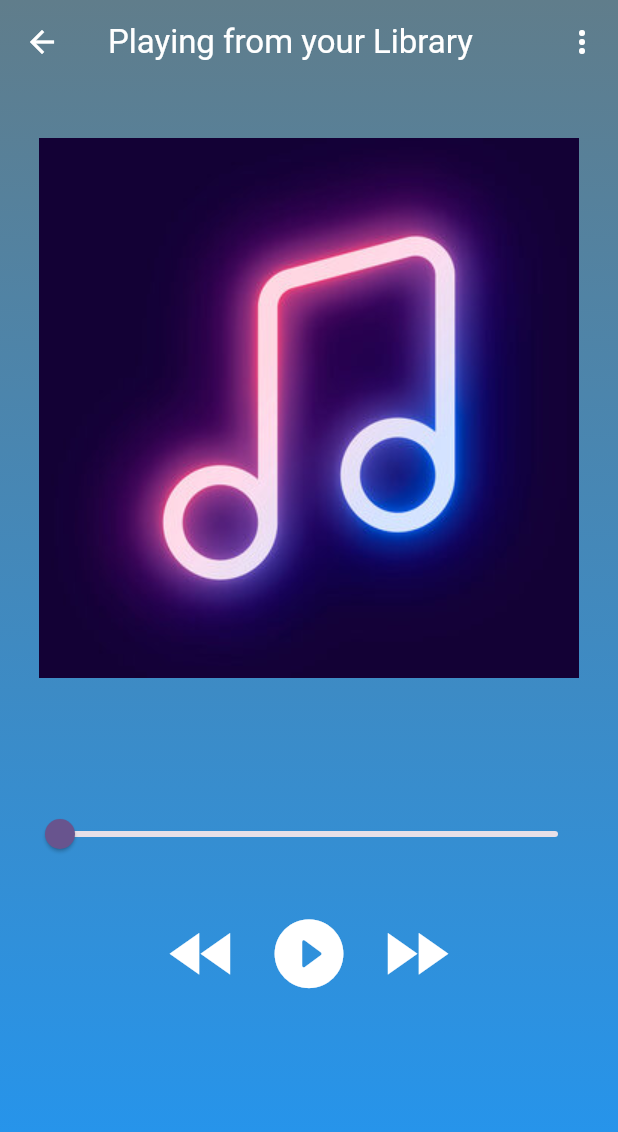
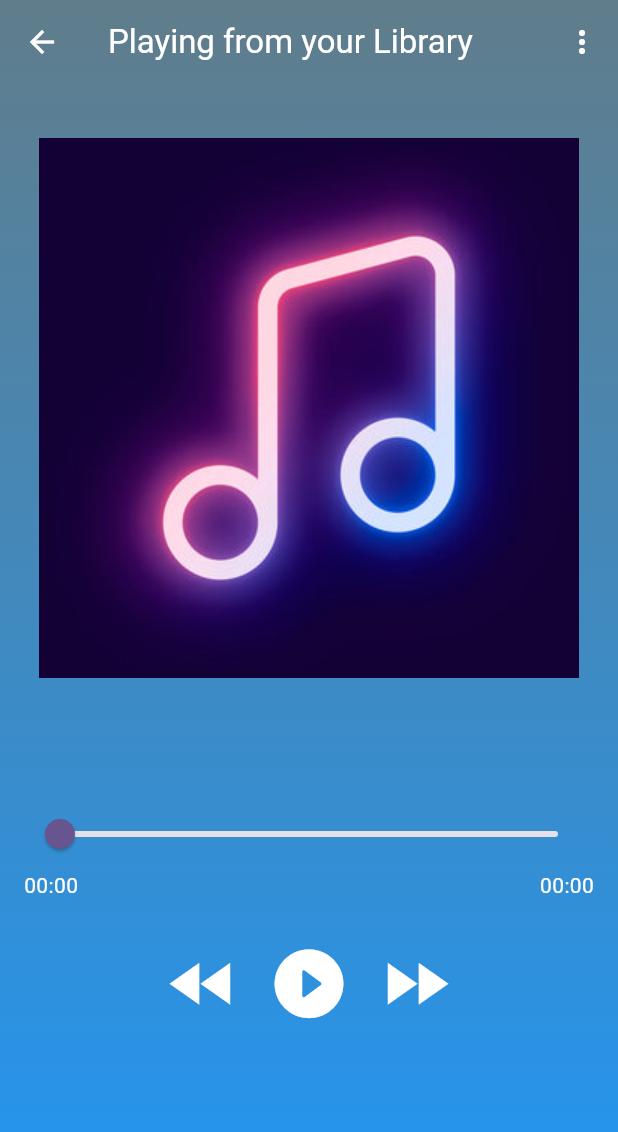
Before and after one commit to MuhammedFaseenCM/raag, a Flutter app: the PlaySong screen opened directly with empty values, on a phone screen of 412 x 824 dp. Shown: the top 1132 px of the screen. Run offline on Flutter 3.47's test engine with Material 3 defaults, Android fonts, the phone set to English and light mode, and no system bars; drawn by our look-alikes of on_audio_query; our stand-ins replace hive, hive_flutter, just_audio; accounts and stored records are empty.

```diff
--- a/lib/view/song_play_screen.dart
+++ b/lib/view/song_play_screen.dart
@@ -43,20 +43,7 @@ class _PlaySongState extends State<PlaySong> {
       ], begin: Alignment.topCenter, end: Alignment.bottomCenter)),
       child: Scaffold(
         backgroundColor: Colors.transparent,
-        appBar: AppBar(
-          backgroundColor: Colors.transparent,
-          title: const Text(
-            "Playing from your Library",
-            style: TextStyle(color: Colors.white),
-          ),
-          leading: const BackButton(color: Colors.white),
-          actions: [
-            IconButton(
-                onPressed: () {},
-                color: Colors.white,
-                icon: const Icon(Icons.more_vert))
-          ],
-        ),
+        appBar: _buildAppBar(),
         body: SingleChildScrollView(
           child: Padding(
             padding: const EdgeInsets.all(16.0),
@@ -64,17 +51,7 @@ class _PlaySongState extends State<PlaySong> {
               crossAxisAlignment: CrossAxisAlignment.start,
               children: [
                 const SizedBox(height: 20),
-                Center(
-                    child: QueryArtworkWidget(
-                  artworkHeight: 250,
-                  artworkWidth: 320,
-                  id: widget.song.id,
-                  type: ArtworkType.AUDIO,
-                  quality: 100,
-                  artworkFit: BoxFit.fitHeight,
-                  nullArtworkWidget:
-                      Image.asset("asset/images/default_album.jpg"),
-                )),
+                _buildAlbumImage(),
                 const SizedBox(height: 20),
                 Text(
                   widget.song.title,
@@ -92,7 +69,70 @@ class _PlaySongState extends State<PlaySong> {
                   ),
                 ),
                 const SizedBox(height: 10),
-                StreamBuilder(
+                _buildSongSlider(),
+                _buildPositionText(),
+                const SizedBox(height: 20),
+                _buildActionButtons()
+              ],
+            ),
+          ),
+        ),
+      ),
+    );
+  }
+
+  StreamBuilder<Duration> _buildPositionText() {
+    return StreamBuilder<Duration>(
+        stream: player.positionStream,
+        builder: (_, snapshot) {
+          return Row(
+            mainAxisAlignment: MainAxisAlignment.spaceBetween,
+            children: [
+              Text(
+                format(player.position),
+                style: const TextStyle(color: Colors.white),
+              ),
+              Text(
+                format(player.duration ?? Duration.zero),
+                style: const TextStyle(color: Colors.white),
+              ),
+            ],
+          );
+        });
+  }
+
+  AppBar _buildAppBar() {
+    return AppBar(
+      backgroundColor: Colors.transparent,
+      title: const Text(
+        "Playing from your Library",
+        style: TextStyle(color: Colors.white),
+      ),
+      leading: const BackButton(color: Colors.white),
+      actions: [
+        IconButton(
+            onPressed: () {},
+            color: Colors.white,
+            icon: const Icon(Icons.more_vert))
+      ],
+    );
+  }
+
+  Center _buildAlbumImage() {
+    return Center(
+        child: QueryArtworkWidget(
+      artworkHeight: 250,
+      artworkWidth: 320,
+      id: widget.song.id,
+      type: ArtworkType.AUDIO,
+      quality: 100,
+      artworkFit: BoxFit.fitHeight,
+      nullArtworkWidget: Image.asset("asset/images/default_album.jpg"),
+    ));
+  }
+
+  StreamBuilder<Duration> _buildSongSlider() {
+    return StreamBuilder(
         stream: player.positionStream,
         builder: (context, _) {
           return Slider(
@@ -101,13 +141,15 @@ class _PlaySongState extends State<PlaySong> {
             value: player.position.inSeconds.toDouble(),
             onChanged: (value) {
               player.seek(Duration(seconds: value.round()));
-                          setState(() {});
+              //   setState(() {});
             },
             autofocus: true,
           );
-                    }),
-                const SizedBox(height: 20),
-                Row(
+        });
+  }
+
+  Row _buildActionButtons() {
+    return Row(
       mainAxisAlignment: MainAxisAlignment.center,
       children: [
         IconButton(
@@ -115,8 +157,7 @@ class _PlaySongState extends State<PlaySong> {
             iconSize: 55,
             onPressed: () {
               if (player.position.inSeconds.toInt() > 10) {
-                            player.seek(
-                                player.position - const Duration(seconds: 10));
+                player.seek(player.position - const Duration(seconds: 10));
               } else {
                 player.seek(Duration.zero);
               }
@@ -141,8 +182,7 @@ class _PlaySongState extends State<PlaySong> {
         IconButton(
             color: Colors.white,
             onPressed: () {
-                          player.seek(
-                              player.position + const Duration(seconds: 10));
+              player.seek(player.position + const Duration(seconds: 10));
             },
             iconSize: 55,
             icon: const Icon(
@@ -150,12 +190,13 @@ class _PlaySongState extends State<PlaySong> {
               size: 55,
             ))
       ],
-                )
-              ],
-            ),
-          ),
-        ),
-      ),
     );
   }
+
+  format(Duration d) {
+    if (d.inHours > 0) {
+      return d.toString().split('.').first.padLeft(8, "0");
     }
+    return d.toString().substring(2, 7);
+  }
+}
```
Also changed, not shown: lib/components/bottom_nav_bar.dart (+10 -4 lines), lib/components/pop_up_menu.dart (+14 -3 lines), lib/controllers/favorite.dart (+9 -4 lines), lib/view/fav_screen.dart (+13 -10 lines), lib/view/main_screen.dart (+15 -13 lines), lib/view/search_screen.dart (+9 -5 lines). Lines whose indentation alone changed are shown as unchanged.
